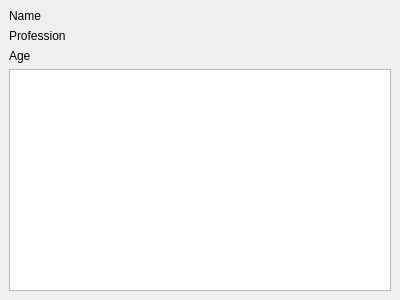
cvuchener/df-workdetailtest, file ui/UnitDetailsDock.ui: the form before one commit.
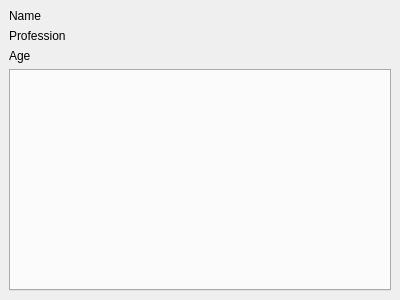
The form after the commit.

```diff
--- a/ui/UnitDetailsDock.ui
+++ b/ui/UnitDetailsDock.ui
@@ -37,7 +37,11 @@
      </widget>
     </item>
     <item>
-     <widget class="QTreeView" name="inventory_view"/>
+     <widget class="QTabWidget" name="tabs">
+      <property name="currentIndex">
+       <number>-1</number>
+      </property>
+     </widget>
     </item>
    </layout>
   </widget>
```
Left out of the diff: 2 changed lines with no effect on the pictures.
